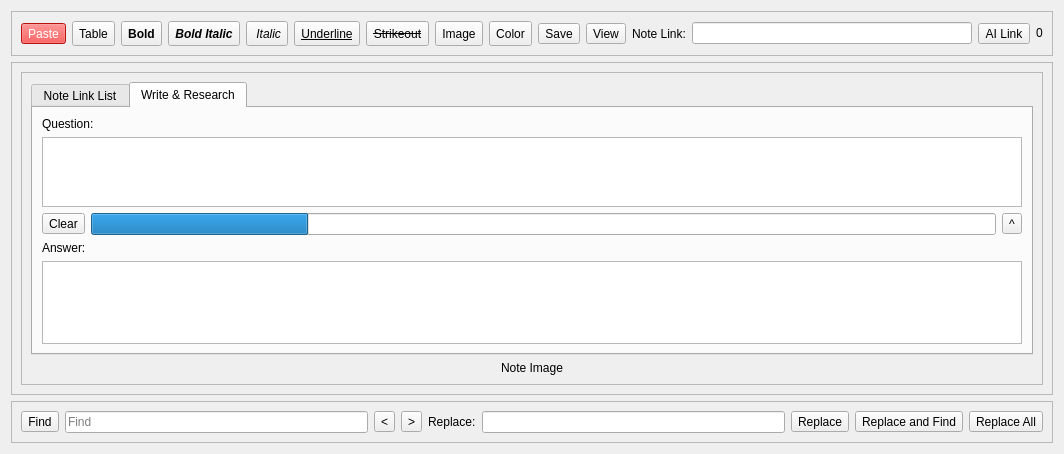
First picture: the form in src/Notes/Notes.ui, repository ic005k/Knot, before the edit.
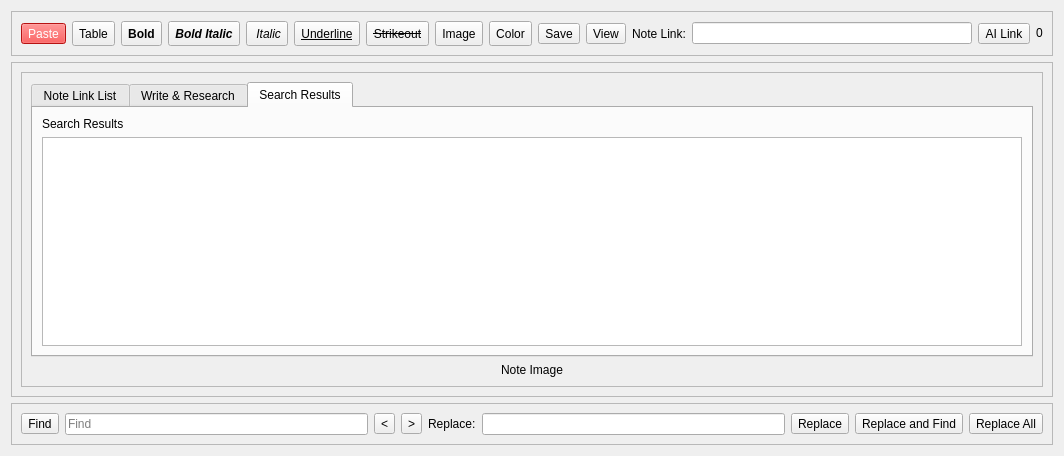
Second picture: the form after the edit. Icons and pictures are not drawn.

Commit message: New: Refactored editor search‑result display.

```diff
--- a/src/Notes/Notes.ui
+++ b/src/Notes/Notes.ui
@@ -7,7 +7,7 @@
     <x>0</x>
     <y>0</y>
     <width>1064</width>
-    <height>454</height>
+    <height>456</height>
    </rect>
   </property>
   <property name="windowTitle">
@@ -551,7 +551,7 @@
            <item>
             <widget class="QTabWidget" name="tabAI">
              <property name="currentIndex">
-              <number>1</number>
+              <number>2</number>
              </property>
              <widget class="QWidget" name="tabNoteLink">
               <attribute name="title">
@@ -642,6 +642,27 @@
                </item>
               </layout>
              </widget>
+             <widget class="QWidget" name="tabSearchResults">
+              <attribute name="title">
+               <string>Search Results</string>
+              </attribute>
+              <layout class="QVBoxLayout" name="verticalLayout_7">
+               <item>
+                <layout class="QVBoxLayout" name="verticalLayout_6">
+                 <item>
+                  <widget class="QLabel" name="lblSearchResults">
+                   <property name="text">
+                    <string>Search Results</string>
+                   </property>
+                  </widget>
+                 </item>
+                 <item>
+                  <widget class="QListWidget" name="listSearchResults"/>
+                 </item>
+                </layout>
+               </item>
+              </layout>
+             </widget>
             </widget>
            </item>
            <item>
```
The commit also changes 15 other files.
